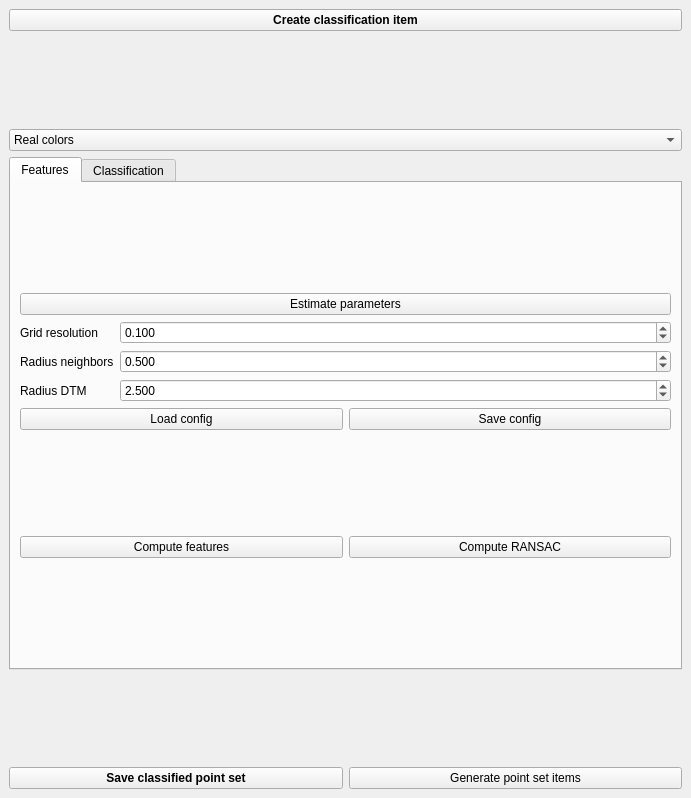
Before: the Qt Designer form Polyhedron/demo/Polyhedron/Plugins/Point_set/Point_set_classification_widget.ui in CGAL/cgal, drawn with Qt 5.
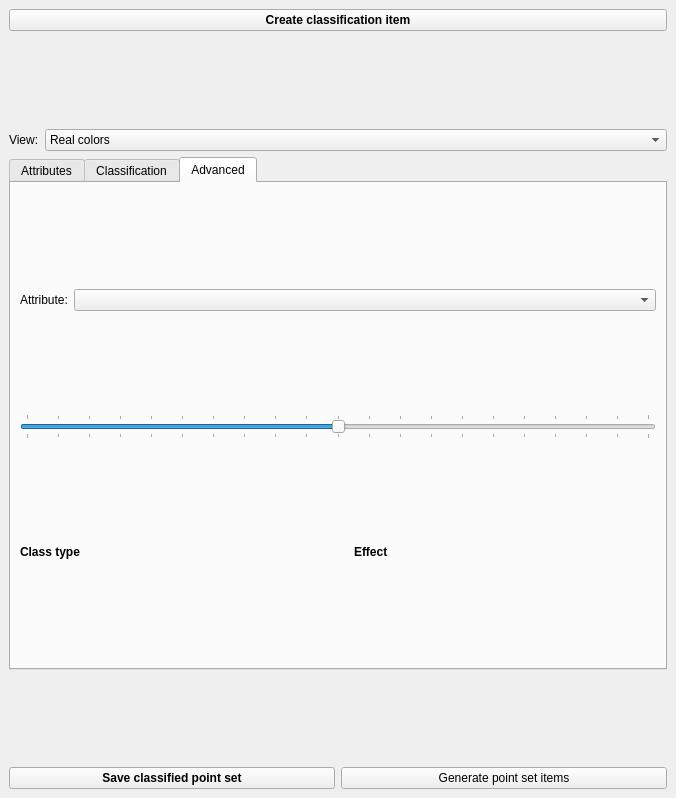
After: the same form once the commit is applied. The open tabs and pages were chosen to show the change.

Commit message: Update plugin with advanced mode (setting attributes one by one)

```diff
--- a/Polyhedron/demo/Polyhedron/Plugins/Point_set/Point_set_classification_widget.ui
+++ b/Polyhedron/demo/Polyhedron/Plugins/Point_set/Point_set_classification_widget.ui
@@ -6,7 +6,7 @@
    <rect>
     <x>0</x>
     <y>0</y>
-    <width>691</width>
+    <width>676</width>
     <height>798</height>
    </rect>
   </property>
@@ -42,31 +42,48 @@
      </spacer>
     </item>
     <item>
-     <widget class="QComboBox" name="display">
-      <property name="currentIndex">
-       <number>0</number>
-      </property>
+     <layout class="QHBoxLayout" name="horizontalLayout">
       <item>
-       <property name="text">
-        <string>Real colors</string>
-       </property>
+       <widget class="QLabel" name="label">
+        <property name="sizePolicy">
+         <sizepolicy hsizetype="Maximum" vsizetype="Preferred">
+          <horstretch>0</horstretch>
+          <verstretch>0</verstretch>
+         </sizepolicy>
+        </property>
+        <property name="text">
+         <string>View:</string>
+        </property>
+       </widget>
       </item>
       <item>
-       <property name="text">
-        <string>Classification</string>
-       </property>
+       <widget class="QComboBox" name="display">
+        <property name="currentIndex">
+         <number>0</number>
+        </property>
+        <item>
+         <property name="text">
+          <string>Real colors</string>
+         </property>
+        </item>
+        <item>
+         <property name="text">
+          <string>Classification</string>
+         </property>
+        </item>
+        <item>
+         <property name="text">
+          <string>Confidence</string>
+         </property>
+        </item>
+        <item>
+         <property name="text">
+          <string>RANSAC</string>
+         </property>
+        </item>
+       </widget>
       </item>
-      <item>
-       <property name="text">
-        <string>Confidence</string>
-       </property>
-      </item>
-      <item>
-       <property name="text">
-        <string>RANSAC</string>
-       </property>
-      </item>
-     </widget>
+     </layout>
     </item>
     <item>
      <widget class="QTabWidget" name="tabWidget">
@@ -75,7 +92,7 @@
       </property>
       <widget class="QWidget" name="tab_features">
        <attribute name="title">
-        <string>Features</string>
+        <string>Attributes</string>
        </attribute>
        <layout class="QVBoxLayout" name="verticalLayout_5">
         <item>
@@ -560,6 +577,185 @@
        <zorder>verticalSpacer_4</zorder>
        <zorder>verticalSpacer_8</zorder>
       </widget>
+      <widget class="QWidget" name="tab_advanced">
+       <property name="sizePolicy">
+        <sizepolicy hsizetype="Preferred" vsizetype="Minimum">
+         <horstretch>0</horstretch>
+         <verstretch>0</verstretch>
+        </sizepolicy>
+       </property>
+       <attribute name="title">
+        <string>Advanced</string>
+       </attribute>
+       <layout class="QVBoxLayout" name="verticalLayout_3">
+        <item>
+         <spacer name="verticalSpacer_2">
+          <property name="orientation">
+           <enum>Qt::Vertical</enum>
+          </property>
+          <property name="sizeHint" stdset="0">
+           <size>
+            <width>20</width>
+            <height>40</height>
+           </size>
+          </property>
+         </spacer>
+        </item>
+        <item>
+         <layout class="QHBoxLayout" name="horizontalLayout_4" stretch="0,2">
+          <item>
+           <widget class="QLabel" name="label_2">
+            <property name="sizePolicy">
+             <sizepolicy hsizetype="MinimumExpanding" vsizetype="Preferred">
+              <horstretch>0</horstretch>
+              <verstretch>0</verstretch>
+             </sizepolicy>
+            </property>
+            <property name="text">
+             <string>Attribute:</string>
+            </property>
+           </widget>
+          </item>
+          <item>
+           <widget class="QComboBox" name="selected_attribute">
+            <property name="sizePolicy">
+             <sizepolicy hsizetype="MinimumExpanding" vsizetype="Fixed">
+              <horstretch>0</horstretch>
+              <verstretch>0</verstretch>
+             </sizepolicy>
+            </property>
+           </widget>
+          </item>
+         </layout>
+        </item>
+        <item>
+         <spacer name="verticalSpacer_10">
+          <property name="orientation">
+           <enum>Qt::Vertical</enum>
+          </property>
+          <property name="sizeHint" stdset="0">
+           <size>
+            <width>20</width>
+            <height>40</height>
+           </size>
+          </property>
+         </spacer>
+        </item>
+        <item>
+         <widget class="QSlider" name="attribute_weight">
+          <property name="sizePolicy">
+           <sizepolicy hsizetype="MinimumExpanding" vsizetype="Fixed">
+            <horstretch>0</horstretch>
+            <verstretch>0</verstretch>
+           </sizepolicy>
+          </property>
+          <property name="maximum">
+           <number>1000</number>
+          </property>
+          <property name="pageStep">
+           <number>50</number>
+          </property>
+          <property name="value">
+           <number>500</number>
+          </property>
+          <property name="orientation">
+           <enum>Qt::Horizontal</enum>
+          </property>
+          <property name="invertedAppearance">
+           <bool>false</bool>
+          </property>
+          <property name="invertedControls">
+           <bool>false</bool>
+          </property>
+          <property name="tickPosition">
+           <enum>QSlider::TicksBothSides</enum>
+          </property>
+         </widget>
+        </item>
+        <item>
+         <spacer name="verticalSpacer_7">
+          <property name="orientation">
+           <enum>Qt::Vertical</enum>
+          </property>
+          <property name="sizeHint" stdset="0">
+           <size>
+            <width>20</width>
+            <height>40</height>
+           </size>
+          </property>
+         </spacer>
+        </item>
+        <item>
+         <layout class="QGridLayout" name="gridLayout">
+          <item row="0" column="1">
+           <spacer name="horizontalSpacer">
+            <property name="orientation">
+             <enum>Qt::Horizontal</enum>
+            </property>
+            <property name="sizeHint" stdset="0">
+             <size>
+              <width>40</width>
+              <height>20</height>
+             </size>
+            </property>
+           </spacer>
+          </item>
+          <item row="0" column="0">
+           <widget class="QLabel" name="label_3">
+            <property name="font">
+             <font>
+              <weight>75</weight>
+              <bold>true</bold>
+             </font>
+            </property>
+            <property name="text">
+             <string>Class type</string>
+            </property>
+           </widget>
+          </item>
+          <item row="0" column="2">
+           <widget class="QLabel" name="label_4">
+            <property name="font">
+             <font>
+              <weight>75</weight>
+              <bold>true</bold>
+             </font>
+            </property>
+            <property name="text">
+             <string>Effect</string>
+            </property>
+           </widget>
+          </item>
+          <item row="0" column="3">
+           <spacer name="horizontalSpacer_4">
+            <property name="orientation">
+             <enum>Qt::Horizontal</enum>
+            </property>
+            <property name="sizeHint" stdset="0">
+             <size>
+              <width>40</width>
+              <height>20</height>
+             </size>
+            </property>
+           </spacer>
+          </item>
+         </layout>
+        </item>
+        <item>
+         <spacer name="verticalSpacer_9">
+          <property name="orientation">
+           <enum>Qt::Vertical</enum>
+          </property>
+          <property name="sizeHint" stdset="0">
+           <size>
+            <width>20</width>
+            <height>40</height>
+           </size>
+          </property>
+         </spacer>
+        </item>
+       </layout>
+      </widget>
      </widget>
     </item>
     <item>
```
Left out of the diff: 31 changed lines with no effect on the pictures. The commit also changes 2 other files.
